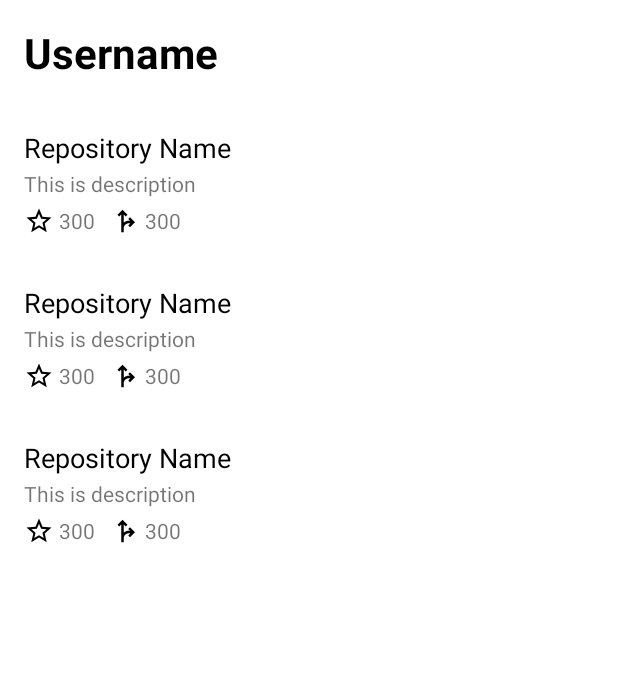
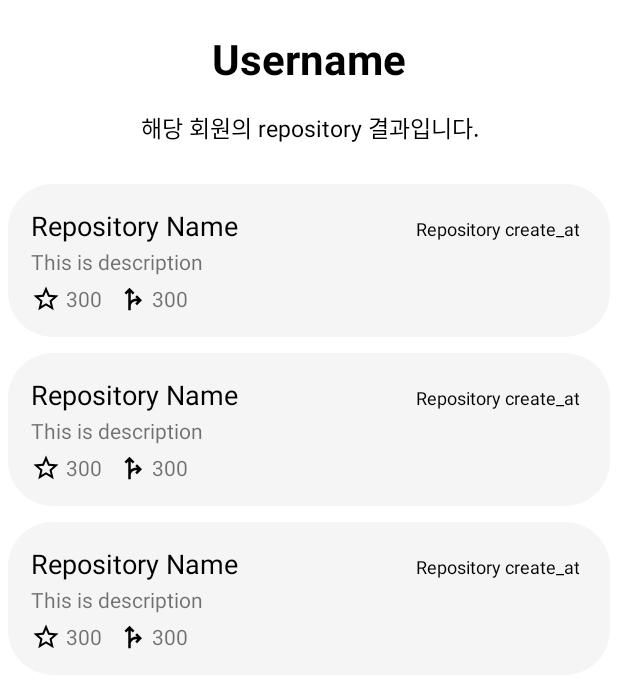
Before and after one commit to AnMyungwoo94/githubApp, an Android app: the layout activity_repo.xml on its own in the app's theme, with its tools: preview values and no code run, on a phone screen of 412 x 824 dp. Shown: the top 688 px of the screen. Run offline under Robolectric (Android 15) with nearby library versions, the phone set to English and light mode, and no system bars.

Commit message:
[update] RepoActivity

```diff
--- a/app/build.gradle
+++ b/app/build.gradle
@@ -36,6 +36,7 @@ android {
 }
 
 dependencies {
+    implementation 'com.google.android.material:material:1.2.1'
     implementation 'com.squareup.retrofit2:retrofit:2.9.0'
     implementation 'com.squareup.retrofit2:converter-gson:2.9.0'
     implementation 'pl.droidsonroids.gif:android-gif-drawable:1.2.19'
--- a/app/src/main/AndroidManifest.xml
+++ b/app/src/main/AndroidManifest.xml
@@ -15,7 +15,7 @@
         tools:targetApi="31">
         <activity
             android:name=".SplashActivty"
-            android:exported="true" >
+            android:exported="true">
             <intent-filter>
                 <action android:name="android.intent.action.MAIN" />
 
--- a/app/src/main/java/com/udemy/githubapp/ApiClient.kt
+++ b/app/src/main/java/com/udemy/githubapp/ApiClient.kt
@@ -12,7 +12,7 @@ object ApiClient {
         .addInterceptor{
             val request =  it.request()
                 .newBuilder()
-                .addHeader("Authorization","Bearer (개인토큰값 넣기)")
+                .addHeader("Authorization","Bearer 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")
                 .build()
             it.proceed(request)
         }
--- a/app/src/main/java/com/udemy/githubapp/MainActivity.kt
+++ b/app/src/main/java/com/udemy/githubapp/MainActivity.kt
@@ -54,7 +54,7 @@ class MainActivity : AppCompatActivity() {
             handler.removeCallbacks(runnable)
             handler.postDelayed(
                 runnable,
-                300,
+                1000,
             )
         }
     }
--- a/app/src/main/java/com/udemy/githubapp/adapter/UserAdapter.kt
+++ b/app/src/main/java/com/udemy/githubapp/adapter/UserAdapter.kt
@@ -42,7 +42,6 @@ class UserAdapter(val onClick:(User)-> Unit): ListAdapter<User, UserAdapter.View
             )
         )
     }
-
     override fun onBindViewHolder(holder: ViewHolder, position: Int) {
         //리스트 아이템에 선정되어 있는 아이템은 currentList로 불러올 수 있음
         holder.bind(currentList[position])
--- a/app/src/main/java/com/udemy/githubapp/model/Repo.kt
+++ b/app/src/main/java/com/udemy/githubapp/model/Repo.kt
@@ -17,4 +17,6 @@ data class Repo(
     val forkCount : Int,
     @SerializedName("html_url")
     val htmlUrl : String,
+    @SerializedName("created_at")
+    val created_at : String
 )
--- /dev/null
+++ b/app/src/main/res/drawable/background_radius.xml
@@ -0,0 +1,11 @@
+<?xml version="1.0" encoding="utf-8"?>
+<shape xmlns:android="http://schemas.android.com/apk/res/android"
+    android:shape="rectangle" android:padding = "10dp">
+    <solid android:color="#F5F5F5"></solid>
+    <corners
+        android:bottomLeftRadius="30dp"
+        android:bottomRightRadius="30dp"
+        android:topLeftRadius="30dp"
+        android:topRightRadius="30dp"></corners>
+
+</shape>
--- a/app/src/main/res/layout/activity_repo.xml
+++ b/app/src/main/res/layout/activity_repo.xml
@@ -9,23 +9,40 @@
         android:id="@+id/usernameTextView"
         android:layout_width="0dp"
         android:layout_height="wrap_content"
-        android:padding="16dp"
+        android:padding="10dp"
         android:textColor="@color/black"
         android:textSize="28sp"
         android:textStyle="bold"
+        android:gravity="center"
+        android:layout_marginTop="10dp"
         app:layout_constraintEnd_toEndOf="parent"
         app:layout_constraintStart_toStartOf="parent"
         app:layout_constraintTop_toTopOf="parent"
         tools:text="Username" />
 
+    <TextView
+        android:id="@+id/textView"
+        android:layout_width="0dp"
+        android:layout_height="wrap_content"
+        android:gravity="center"
+        android:padding="5dp"
+        android:textColor="@color/black"
+        android:textSize="15sp"
+        android:layout_marginBottom="5dp"
+        android:text="해당 회원의 repository 결과입니다."
+        app:layout_constraintEnd_toEndOf="parent"
+        app:layout_constraintStart_toStartOf="parent"
+        app:layout_constraintTop_toBottomOf="@+id/usernameTextView"/>
+
     <androidx.recyclerview.widget.RecyclerView
         android:id="@+id/repoRecyclerView"
         android:layout_width="0dp"
         android:layout_height="0dp"
+        android:layout_marginTop="15dp"
         app:layout_constraintBottom_toBottomOf="parent"
         app:layout_constraintEnd_toEndOf="parent"
         app:layout_constraintStart_toStartOf="parent"
-        app:layout_constraintTop_toBottomOf="@id/usernameTextView"
+        app:layout_constraintTop_toBottomOf="@+id/textView"
         tools:listitem="@layout/item_repo" />
 
 </androidx.constraintlayout.widget.ConstraintLayout>
--- a/app/src/main/res/layout/item.xml
+++ b/app/src/main/res/layout/item.xml
@@ -4,7 +4,9 @@
     android:layout_width="match_parent"
     android:layout_height="wrap_content"
     xmlns:tools="http://schemas.android.com/tools"
-    android:padding="30dp"
+    android:padding="15dp"
+    android:background="@drawable/background_radius"
+    android:layout_margin="8dp"
     >
 
     <TextView
--- a/app/src/main/res/layout/item_repo.xml
+++ b/app/src/main/res/layout/item_repo.xml
@@ -4,19 +4,39 @@
     xmlns:tools="http://schemas.android.com/tools"
     android:layout_width="match_parent"
     android:layout_height="wrap_content"
-    android:background="?android:attr/selectableItemBackground"
-    android:padding="16dp">
+    android:background="@drawable/background_radius"
+    android:layout_margin="5dp"
+    android:padding="15dp">
 
-    <TextView
-        android:id="@+id/repoNameTextView"
-        android:layout_width="0dp"
+    <LinearLayout
+        android:id="@+id/LinearLayout"
+        android:layout_width="match_parent"
         android:layout_height="wrap_content"
-        android:textColor="@color/black"
-        android:textSize="18sp"
+        android:orientation="horizontal"
         app:layout_constraintEnd_toEndOf="parent"
         app:layout_constraintStart_toStartOf="parent"
-        app:layout_constraintTop_toTopOf="parent"
-        tools:text="Repository Name" />
+        app:layout_constraintTop_toTopOf="parent">
+
+        <TextView
+            android:id="@+id/repoNameTextView"
+            android:layout_width="wrap_content"
+            android:layout_height="wrap_content"
+            android:textColor="@color/black"
+            android:textSize="18sp"
+            android:layout_weight="1"
+            tools:text="Repository Name" />
+
+        <TextView
+            android:id="@+id/createAtTextView"
+            android:layout_width="wrap_content"
+            android:layout_height="wrap_content"
+            android:gravity="right"
+            android:textColor="@color/black"
+            android:textSize="12sp"
+            android:layout_marginRight="5dp"
+            android:layout_weight="1"
+            tools:text="Repository create_at" />
+    </LinearLayout>
 
     <TextView
         android:id="@+id/descriptionTextView"
@@ -25,7 +45,7 @@
         android:layout_marginTop="2dp"
         app:layout_constraintEnd_toEndOf="parent"
         app:layout_constraintStart_toStartOf="parent"
-        app:layout_constraintTop_toBottomOf="@id/repoNameTextView"
+        app:layout_constraintTop_toBottomOf="@id/LinearLayout"
         tools:text="This is description" />
 
     <ImageView
--- a/app/src/main/res/values-night/themes.xml
+++ b/app/src/main/res/values-night/themes.xml
@@ -1,6 +1,6 @@
 <resources xmlns:tools="http://schemas.android.com/tools">
     <!-- Base application theme. -->
-    <style name="Theme.GithubApp" parent="Theme.MaterialComponents.DayNight.DarkActionBar">
+    <style name="Theme.GithubApp" parent="Theme.MaterialComponents.DayNight.NoActionBar">
         <!-- Primary brand color. -->
         <item name="colorPrimary">@color/purple_200</item>
         <item name="colorPrimaryVariant">@color/purple_700</item>
--- a/app/src/main/res/values/themes.xml
+++ b/app/src/main/res/values/themes.xml
@@ -1,9 +1,9 @@
 <resources xmlns:tools="http://schemas.android.com/tools">
     <!-- Base application theme. -->
-    <style name="Theme.GithubApp" parent="Theme.MaterialComponents.DayNight.DarkActionBar">
+    <style name="Theme.GithubApp" parent="Theme.MaterialComponents.DayNight.NoActionBar">
         <!-- Primary brand color. -->
         <item name="colorPrimary">@color/purple_500</item>
-        <item name="colorPrimaryVariant">@color/purple_700</item>
+        <item name="colorPrimaryVariant">#EDEDED</item>
         <item name="colorOnPrimary">@color/white</item>
         <!-- Secondary brand color. -->
         <item name="colorSecondary">@color/teal_200</item>
```
Also changed, not shown: app/src/main/java/com/udemy/githubapp/RepoActivity.kt (+21 -11 lines), app/src/main/java/com/udemy/githubapp/adapter/RepoAdapter.kt (+7 -0 lines), app/src/main/res/layout/activity_main.xml (+25 -12 lines).
